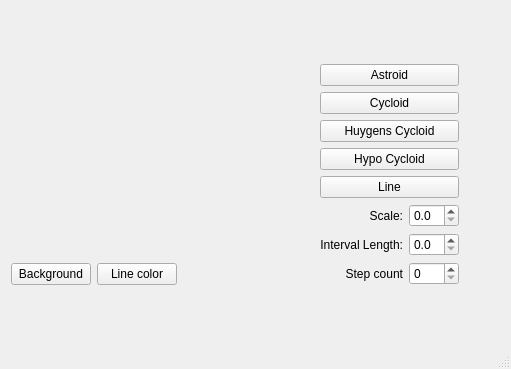
MStolpovskiy/QtCurvesCPP, file mainwindow.ui: the form before one commit.
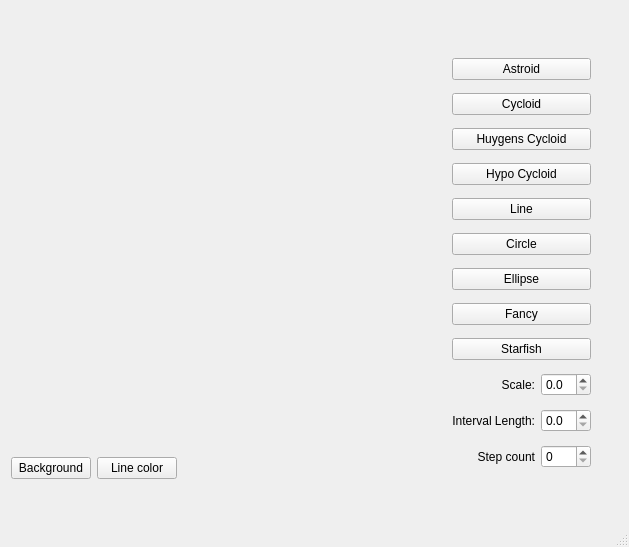
The form after the commit. Custom widgets are drawn as their Qt base class.

Commit message: New shapes. Using QPen to set shape line width and color

The edit to the form file:
```diff
--- a/mainwindow.ui
+++ b/mainwindow.ui
@@ -6,8 +6,8 @@
    <rect>
     <x>0</x>
     <y>0</y>
-    <width>511</width>
-    <height>369</height>
+    <width>629</width>
+    <height>547</height>
    </rect>
   </property>
   <property name="windowTitle">
@@ -19,15 +19,22 @@
      <rect>
       <x>11</x>
       <y>42</y>
-      <width>448</width>
-      <height>266</height>
+      <width>580</width>
+      <height>446</height>
      </rect>
     </property>
     <layout class="QGridLayout" name="gridLayout">
      <item row="0" column="0">
       <layout class="QVBoxLayout" name="verticalLayout">
        <item>
-        <widget class="RenderArea" name="renderArea" native="true"/>
+        <widget class="RenderArea" name="renderArea" native="true">
+         <property name="minimumSize">
+          <size>
+           <width>400</width>
+           <height>400</height>
+          </size>
+         </property>
+        </widget>
        </item>
        <item>
         <layout class="QHBoxLayout" name="horizontalLayout_4">
@@ -99,6 +106,34 @@
          </property>
         </widget>
        </item>
+       <item>
+        <widget class="QPushButton" name="btnCircle">
+         <property name="text">
+          <string>Circle</string>
+         </property>
+        </widget>
+       </item>
+       <item>
+        <widget class="QPushButton" name="btnEllipse">
+         <property name="text">
+          <string>Ellipse</string>
+         </property>
+        </widget>
+       </item>
+       <item>
+        <widget class="QPushButton" name="btnFancy">
+         <property name="text">
+          <string>Fancy</string>
+         </property>
+        </widget>
+       </item>
+       <item>
+        <widget class="QPushButton" name="btnStarfish">
+         <property name="text">
+          <string>Starfish</string>
+         </property>
+        </widget>
+       </item>
        <item>
         <layout class="QHBoxLayout" name="horizontalLayout">
          <item>
@@ -122,6 +157,9 @@
            <property name="decimals">
             <number>1</number>
            </property>
+           <property name="maximum">
+            <double>150.000000000000000</double>
+           </property>
            <property name="singleStep">
             <double>0.100000000000000</double>
            </property>
```
The commit also changes 4 other files.
